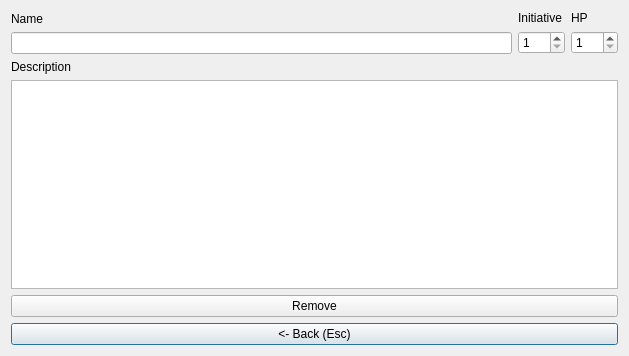
Qt form ui_files/Player_Dialog.ui (nogasgofast/Adventure_Wrench) before a commit.
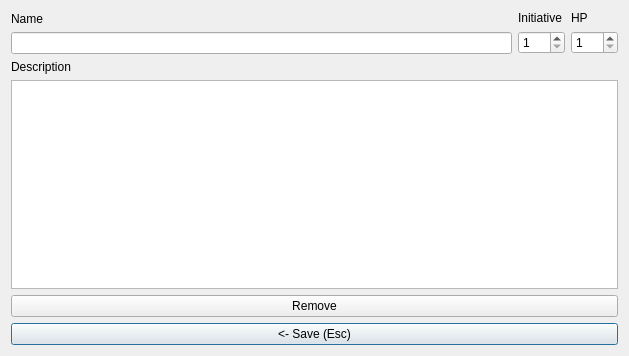
The same form after that commit.

What changed in the file:
```diff
--- a/ui_files/Player_Dialog.ui
+++ b/ui_files/Player_Dialog.ui
@@ -174,7 +174,7 @@
    <item>
     <widget class="QPushButton" name="pushButton_back">
      <property name="text">
-      <string>&lt;- Back (Esc)</string>
+      <string>&lt;- Save (Esc)</string>
      </property>
     </widget>
    </item>
```
